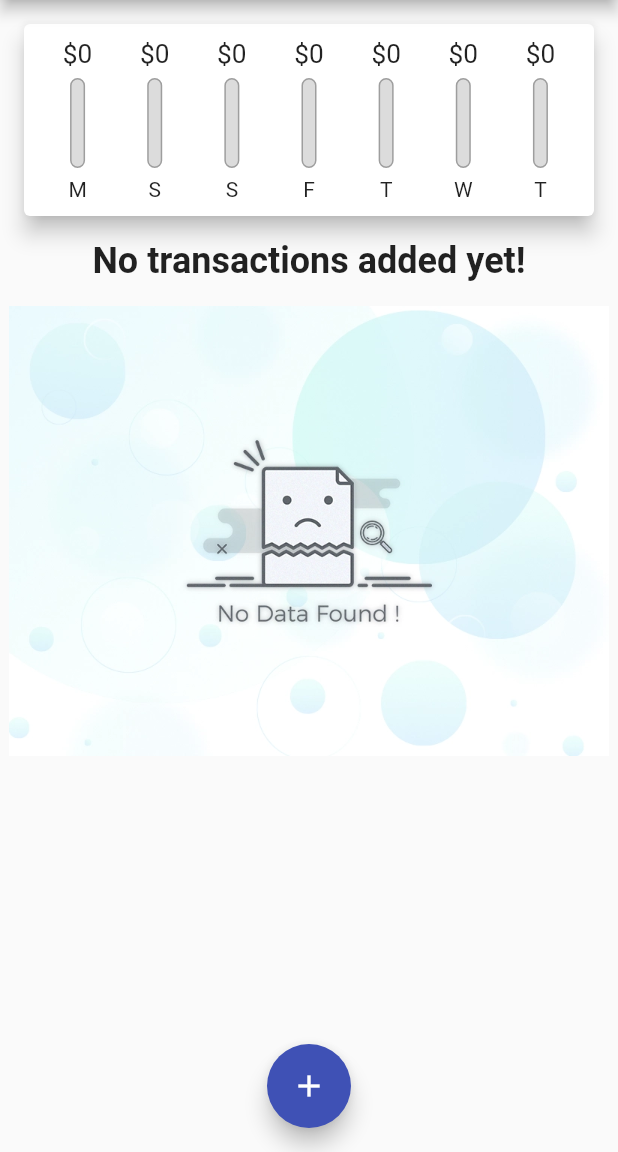
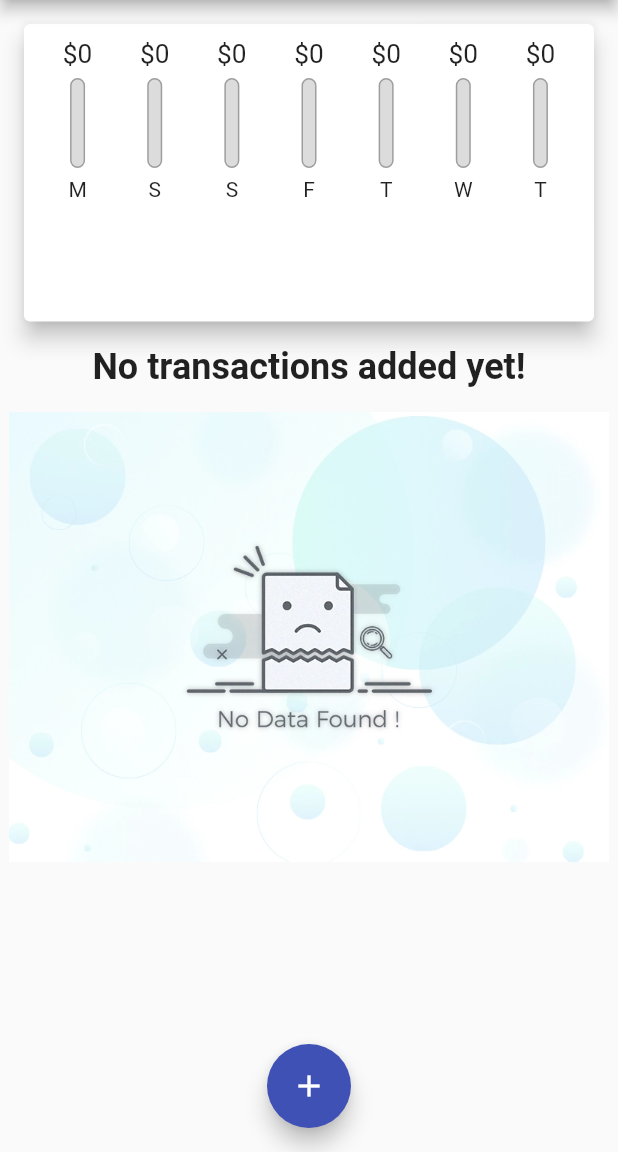
Before and after one commit to huseyintemel/flutterexamples, a Flutter app: the screen it shows after launch, on a phone screen of 412 x 824 dp, the part 84-1236 px from its top. Run offline on Flutter 3.47's test engine with Material 2 defaults, Android fonts, the phone set to English and light mode, and no system bars.

Commit message:
Added dynamic heights to widgets

```diff
--- a/lib/main.dart
+++ b/lib/main.dart
@@ -147,18 +147,25 @@ class MyHomePageState extends State<MyHomePage> {
 
   @override
   Widget build(BuildContext context) {
-    return Scaffold(
-      appBar: AppBar(
+    final appBar = AppBar(
         title: const Text('Flutter App'),
         actions: <Widget>[
           IconButton(icon: Icon(Icons.add),onPressed:()=>showAddNewTransaction(context),)
         ],
-      ),
+    );
+    return Scaffold(
+      appBar: appBar,
       body: SingleChildScrollView(
         child: Column(
           children: <Widget>[
-            Chart(recentTransactions),
-            TransactionList(userTransactions,deleteTransaction),
+            Container(
+              height: (MediaQuery.of(context).size.height - appBar.preferredSize.height - MediaQuery.of(context).padding.top) * 0.3,
+              child: Chart(recentTransactions)
+            ),
+            Container(
+              height: (MediaQuery.of(context).size.height - appBar.preferredSize.height - MediaQuery.of(context).padding.top) * 0.7,
+              child: TransactionList(userTransactions,deleteTransaction)
+            ),
           ],
         ),
       ),
--- a/lib/widgets/transaction_list.dart
+++ b/lib/widgets/transaction_list.dart
@@ -11,7 +11,6 @@ class TransactionList extends StatelessWidget {
   @override
   Widget build(BuildContext context) {
     return Container(
-      height: 480,
       child: transactions.isEmpty
       ? Column(
         children: <Widget>[
```
